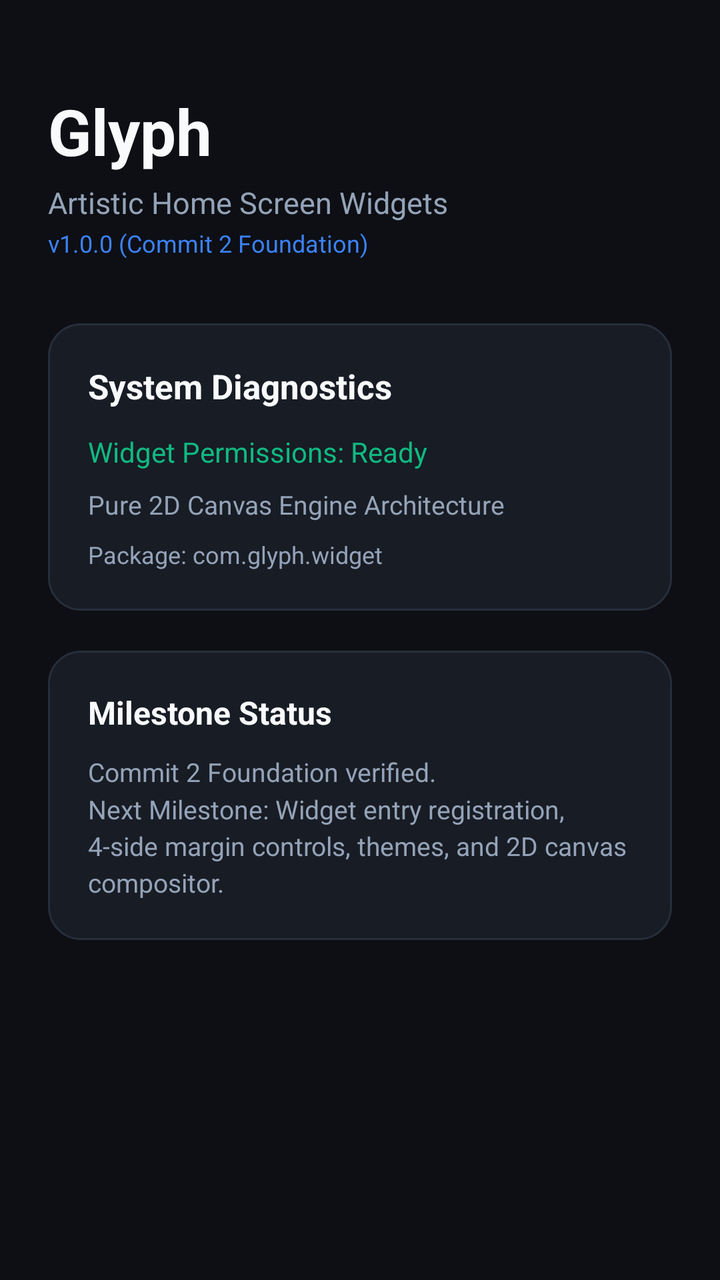
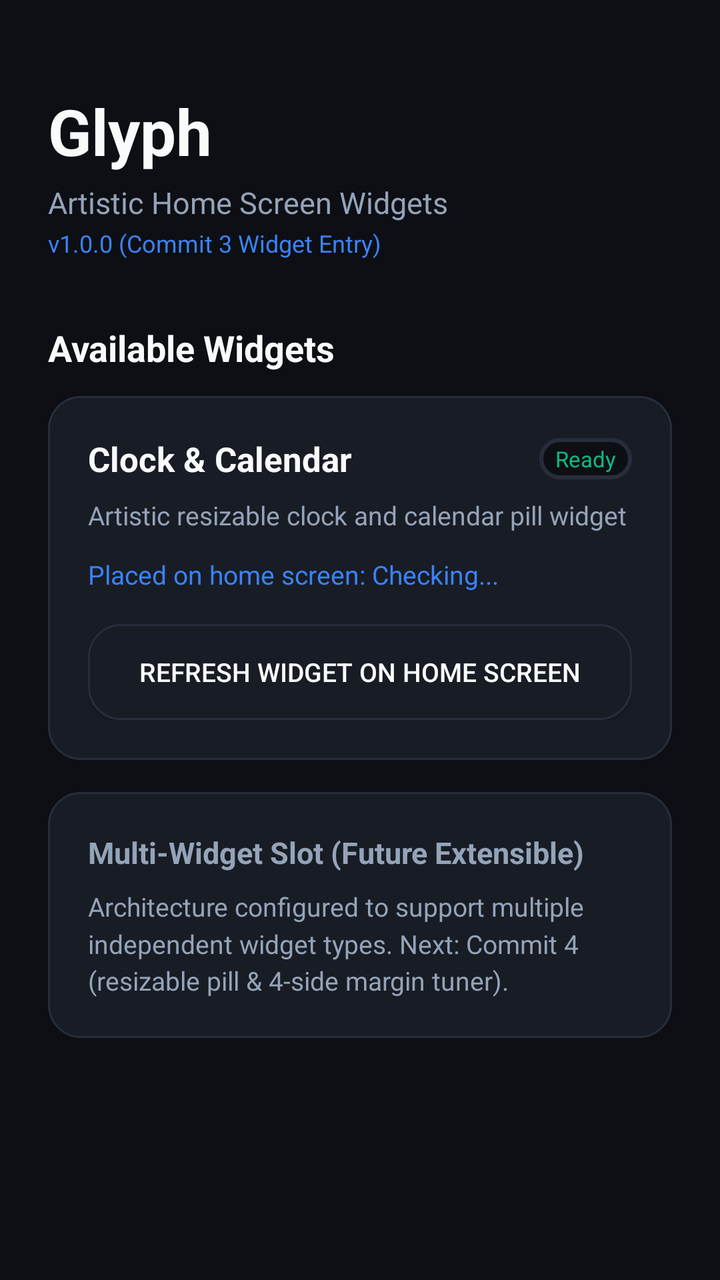

Compare the two renders of this Android layout. The source of the first and the diff that turns it into the second are given below.
<!-- AndroidManifest.xml: application theme android:Theme.DeviceDefault.NoActionBar -->
<!-- res/layout/activity_main.xml -->
<?xml version="1.0" encoding="utf-8"?>
<LinearLayout xmlns:android="http://schemas.android.com/apk/res/android"
    android:layout_width="match_parent"
    android:layout_height="match_parent"
    android:background="@color/bg_dark"
    android:orientation="vertical"
    android:padding="24dp">

    
    <TextView
        android:id="@+id/text_app_title"
        android:layout_width="wrap_content"
        android:layout_height="wrap_content"
        android:layout_marginTop="20dp"
        android:text="@string/app_name"
        android:textColor="@color/text_primary"
        android:textSize="32sp"
        android:textStyle="bold" />

    <TextView
        android:id="@+id/text_app_tagline"
        android:layout_width="wrap_content"
        android:layout_height="wrap_content"
        android:layout_marginTop="4dp"
        android:text="@string/app_tagline"
        android:textColor="@color/text_secondary"
        android:textSize="15sp" />

    <TextView
        android:id="@+id/text_version"
        android:layout_width="wrap_content"
        android:layout_height="wrap_content"
        android:layout_marginTop="2dp"
        android:text="@string/version_info"
        android:textColor="@color/accent_blue"
        android:textSize="12sp" />

    
    <LinearLayout
        android:layout_width="match_parent"
        android:layout_height="wrap_content"
        android:layout_marginTop="32dp"
        android:background="@drawable/bg_card"
        android:orientation="vertical"
        android:padding="20dp">

        <TextView
            android:layout_width="wrap_content"
            android:layout_height="wrap_content"
            android:text="System Diagnostics"
            android:textColor="@color/text_primary"
            android:textSize="17sp"
            android:textStyle="bold" />

        <TextView
            android:id="@+id/text_status_permissions"
            android:layout_width="wrap_content"
            android:layout_height="wrap_content"
            android:layout_marginTop="12dp"
            android:text="@string/status_permissions"
            android:textColor="@color/status_green"
            android:textSize="14sp" />

        <TextView
            android:id="@+id/text_build_summary"
            android:layout_width="wrap_content"
            android:layout_height="wrap_content"
            android:layout_marginTop="8dp"
            android:text="@string/build_summary"
            android:textColor="@color/text_secondary"
            android:textSize="13sp" />

        <TextView
            android:id="@+id/text_package_name"
            android:layout_width="wrap_content"
            android:layout_height="wrap_content"
            android:layout_marginTop="8dp"
            android:text="Package: com.glyph.widget"
            android:textColor="@color/text_secondary"
            android:textSize="12sp" />

    </LinearLayout>

    
    <LinearLayout
        android:layout_width="match_parent"
        android:layout_height="wrap_content"
        android:layout_marginTop="20dp"
        android:background="@drawable/bg_card"
        android:orientation="vertical"
        android:padding="20dp">

        <TextView
            android:layout_width="wrap_content"
            android:layout_height="wrap_content"
            android:text="Milestone Status"
            android:textColor="@color/text_primary"
            android:textSize="16sp"
            android:textStyle="bold" />

        <TextView
            android:layout_width="wrap_content"
            android:layout_height="wrap_content"
            android:layout_marginTop="10dp"
            android:lineSpacingMultiplier="1.2"
            android:text="Commit 2 Foundation verified.\nNext Milestone: Widget entry registration, 4-side margin controls, themes, and 2D canvas compositor."
            android:textColor="@color/text_secondary"
            android:textSize="13sp" />

    </LinearLayout>

</LinearLayout>
<!-- resources referenced by this layout -->
<resources>
  <color name="accent_blue">#3B82F6</color>
  <color name="bg_dark">#0D0F14</color>
  <color name="status_green">#10B981</color>
  <color name="text_primary">#F8FAFC</color>
  <color name="text_secondary">#94A3B8</color>
  <!-- drawable bg_card (drawable) -->
  <?xml version="1.0" encoding="utf-8"?>
  <shape xmlns:android="http://schemas.android.com/apk/res/android"
      android:shape="rectangle">
      <corners android:radius="16dp" />
      <solid android:color="@color/card_dark" />
      <stroke
          android:width="1dp"
          android:color="@color/border_card" />
  </shape>
  <string name="app_name">Glyph</string>
  <string name="app_tagline">Artistic Home Screen Widgets</string>
  <string name="build_summary">Pure 2D Canvas Engine Architecture</string>
  <string name="status_permissions">Widget Permissions: Ready</string>
  <string name="version_info">v1.0.0 (Commit 2 Foundation)</string>
  <color name="card_dark">#181C24</color>
  <color name="border_card">#272E3B</color>
</resources>

<!-- the commit's change to res/layout/activity_main.xml (unified diff, before → after) -->
@@ -1,112 +1,150 @@
 <?xml version="1.0" encoding="utf-8"?>
-<LinearLayout xmlns:android="http://schemas.android.com/apk/res/android"
+<ScrollView xmlns:android="http://schemas.android.com/apk/res/android"
     android:layout_width="match_parent"
     android:layout_height="match_parent"
-    android:background="@color/bg_dark"
-    android:orientation="vertical"
-    android:padding="24dp">
+    android:background="@color/bg_dark">
 
-    
-    <TextView
-        android:id="@+id/text_app_title"
-        android:layout_width="wrap_content"
-        android:layout_height="wrap_content"
-        android:layout_marginTop="20dp"
-        android:text="@string/app_name"
-        android:textColor="@color/text_primary"
-        android:textSize="32sp"
-        android:textStyle="bold" />
-
-    <TextView
-        android:id="@+id/text_app_tagline"
-        android:layout_width="wrap_content"
-        android:layout_height="wrap_content"
-        android:layout_marginTop="4dp"
-        android:text="@string/app_tagline"
-        android:textColor="@color/text_secondary"
-        android:textSize="15sp" />
-
-    <TextView
-        android:id="@+id/text_version"
-        android:layout_width="wrap_content"
-        android:layout_height="wrap_content"
-        android:layout_marginTop="2dp"
-        android:text="@string/version_info"
-        android:textColor="@color/accent_blue"
-        android:textSize="12sp" />
-
-    
     <LinearLayout
         android:layout_width="match_parent"
         android:layout_height="wrap_content"
-        android:layout_marginTop="32dp"
-        android:background="@drawable/bg_card"
         android:orientation="vertical"
-        android:padding="20dp">
+        android:padding="24dp">
 
+        
+        <TextView
+            android:id="@+id/text_app_title"
+            android:layout_width="wrap_content"
+            android:layout_height="wrap_content"
+            android:layout_marginTop="20dp"
+            android:text="@string/app_name"
+            android:textColor="@color/text_primary"
+            android:textSize="32sp"
+            android:textStyle="bold" />
+
+        <TextView
+            android:id="@+id/text_app_tagline"
+            android:layout_width="wrap_content"
+            android:layout_height="wrap_content"
+            android:layout_marginTop="4dp"
+            android:text="@string/app_tagline"
+            android:textColor="@color/text_secondary"
+            android:textSize="15sp" />
+
+        <TextView
+            android:id="@+id/text_version"
+            android:layout_width="wrap_content"
+            android:layout_height="wrap_content"
+            android:layout_marginTop="2dp"
+            android:text="@string/version_info"
+            android:textColor="@color/accent_blue"
+            android:textSize="12sp" />
+
+        
         <TextView
             android:layout_width="wrap_content"
             android:layout_height="wrap_content"
-            android:text="System Diagnostics"
+            android:layout_marginTop="32dp"
+            android:text="@string/section_widgets"
             android:textColor="@color/text_primary"
-            android:textSize="17sp"
+            android:textSize="18sp"
             android:textStyle="bold" />
 
-        <TextView
-            android:id="@+id/text_status_permissions"
-            android:layout_width="wrap_content"
+        
+        <LinearLayout
+            android:layout_width="match_parent"
             android:layout_height="wrap_content"
             android:layout_marginTop="12dp"
-            android:text="@string/status_permissions"
-            android:textColor="@color/status_green"
-            android:textSize="14sp" />
+            android:background="@drawable/bg_card"
+            android:orientation="vertical"
+            android:padding="20dp">
 
-        <TextView
-            android:id="@+id/text_build_summary"
-            android:layout_width="wrap_content"
+            <LinearLayout
+                android:layout_width="match_parent"
+                android:layout_height="wrap_content"
+                android:gravity="center_vertical"
+                android:orientation="horizontal">
+
+                <TextView
+                    android:layout_width="0dp"
+                    android:layout_height="wrap_content"
+                    android:layout_weight="1"
+                    android:text="@string/widget_clock_calendar_name"
+                    android:textColor="@color/text_primary"
+                    android:textSize="17sp"
+                    android:textStyle="bold" />
+
+                <TextView
+                    android:id="@+id/text_widget_status_badge"
+                    android:layout_width="wrap_content"
+                    android:layout_height="wrap_content"
+                    android:background="@drawable/ic_launcher"
+                    android:paddingStart="8dp"
+                    android:paddingTop="3dp"
+                    android:paddingEnd="8dp"
+                    android:paddingBottom="3dp"
+                    android:text="Ready"
+                    android:textColor="@color/status_green"
+                    android:textSize="11sp" />
+
+            </LinearLayout>
+
+            <TextView
+                android:layout_width="wrap_content"
+                android:layout_height="wrap_content"
+                android:layout_marginTop="8dp"
+                android:text="@string/widget_clock_calendar_desc"
+                android:textColor="@color/text_secondary"
+                android:textSize="13sp" />
+
+            <TextView
+                android:id="@+id/text_widget_placed_count"
+                android:layout_width="wrap_content"
+                android:layout_height="wrap_content"
+                android:layout_marginTop="12dp"
+                android:text="Placed on home screen: Checking..."
+                android:textColor="@color/accent_blue"
+                android:textSize="13sp" />
+
+            <Button
+                android:id="@+id/btn_refresh_widget"
+                android:layout_width="match_parent"
+                android:layout_height="48dp"
+                android:layout_marginTop="16dp"
+                android:background="@drawable/bg_card"
+                android:text="Refresh Widget on Home Screen"
+                android:textColor="@color/text_primary"
+                android:textSize="13sp" />
+
+        </LinearLayout>
+
+        
+        <LinearLayout
+            android:layout_width="match_parent"
             android:layout_height="wrap_content"
-            android:layout_marginTop="8dp"
-            android:text="@string/build_summary"
-            android:textColor="@color/text_secondary"
-            android:textSize="13sp" />
+            android:layout_marginTop="16dp"
+            android:background="@drawable/bg_card"
+            android:orientation="vertical"
+            android:padding="20dp">
 
-        <TextView
-            android:id="@+id/text_package_name"
-            android:layout_width="wrap_content"
-            android:layout_height="wrap_content"
-            android:layout_marginTop="8dp"
-            android:text="Package: com.glyph.widget"
-            android:textColor="@color/text_secondary"
-            android:textSize="12sp" />
+            <TextView
+                android:layout_width="wrap_content"
+                android:layout_height="wrap_content"
+                android:text="Multi-Widget Slot (Future Extensible)"
+                android:textColor="@color/text_secondary"
+                android:textSize="15sp"
+                android:textStyle="bold" />
+
+            <TextView
+                android:layout_width="wrap_content"
+                android:layout_height="wrap_content"
+                android:layout_marginTop="8dp"
+                android:lineSpacingMultiplier="1.2"
+                android:text="Architecture configured to support multiple independent widget types. Next: Commit 4 (resizable pill &amp; 4-side margin tuner)."
+                android:textColor="@color/text_secondary"
+                android:textSize="13sp" />
+
+        </LinearLayout>
 
     </LinearLayout>
 
-    
-    <LinearLayout
-        android:layout_width="match_parent"
-        android:layout_height="wrap_content"
-        android:layout_marginTop="20dp"
-        android:background="@drawable/bg_card"
-        android:orientation="vertical"
-        android:padding="20dp">
-
-        <TextView
-            android:layout_width="wrap_content"
-            android:layout_height="wrap_content"
-            android:text="Milestone Status"
-            android:textColor="@color/text_primary"
-            android:textSize="16sp"
-            android:textStyle="bold" />
-
-        <TextView
-            android:layout_width="wrap_content"
-            android:layout_height="wrap_content"
-            android:layout_marginTop="10dp"
-            android:lineSpacingMultiplier="1.2"
-            android:text="Commit 2 Foundation verified.\nNext Milestone: Widget entry registration, 4-side margin controls, themes, and 2D canvas compositor."
-            android:textColor="@color/text_secondary"
-            android:textSize="13sp" />
-
-    </LinearLayout>
-
-</LinearLayout>
+</ScrollView>
<!-- resource entries referenced after the edit -->
@@ -15,11 +15,40 @@
           android:width="1dp"
           android:color="@color/border_card" />
   </shape>
+  <!-- drawable ic_launcher (drawable) -->
+  <?xml version="1.0" encoding="utf-8"?>
+  <layer-list xmlns:android="http://schemas.android.com/apk/res/android">
+      
+      <item>
+          <shape android:shape="rectangle">
+              <corners android:radius="24dp" />
+              <solid android:color="#0D0F14" />
+              <stroke
+                  android:width="2dp"
+                  android:color="#272E3B" />
+          </shape>
+      </item>
+      
+      <item
+          android:bottom="20dp"
+          android:left="20dp"
+          android:right="20dp"
+          android:top="20dp">
+          <shape android:shape="rectangle">
+              <corners android:radius="14dp" />
+              <solid android:color="#181C24" />
+              <stroke
+                  android:width="2dp"
+                  android:color="#3B82F6" />
+          </shape>
+      </item>
+  </layer-list>
   <string name="app_name">Glyph</string>
   <string name="app_tagline">Artistic Home Screen Widgets</string>
-  <string name="build_summary">Pure 2D Canvas Engine Architecture</string>
-  <string name="status_permissions">Widget Permissions: Ready</string>
-  <string name="version_info">v1.0.0 (Commit 2 Foundation)</string>
+  <string name="section_widgets">Available Widgets</string>
+  <string name="version_info">v1.0.0 (Commit 3 Widget Entry)</string>
+  <string name="widget_clock_calendar_desc">Artistic resizable clock and calendar pill widget</string>
+  <string name="widget_clock_calendar_name">Clock &amp; Calendar</string>
   <color name="card_dark">#181C24</color>
   <color name="border_card">#272E3B</color>
 </resources>
